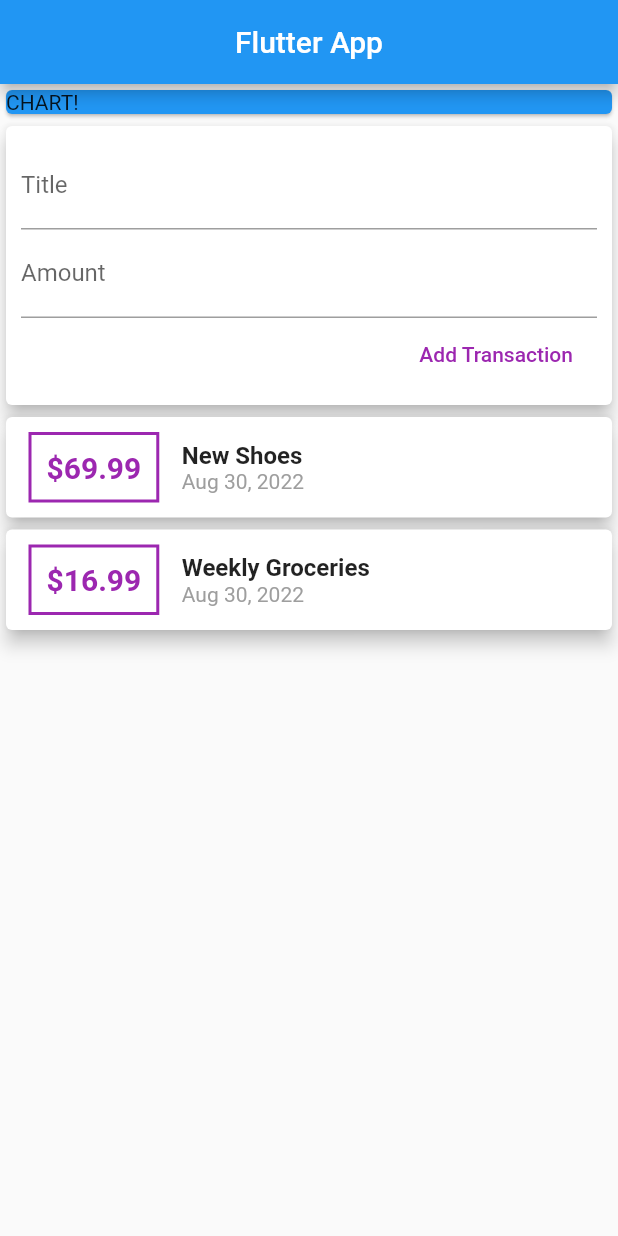
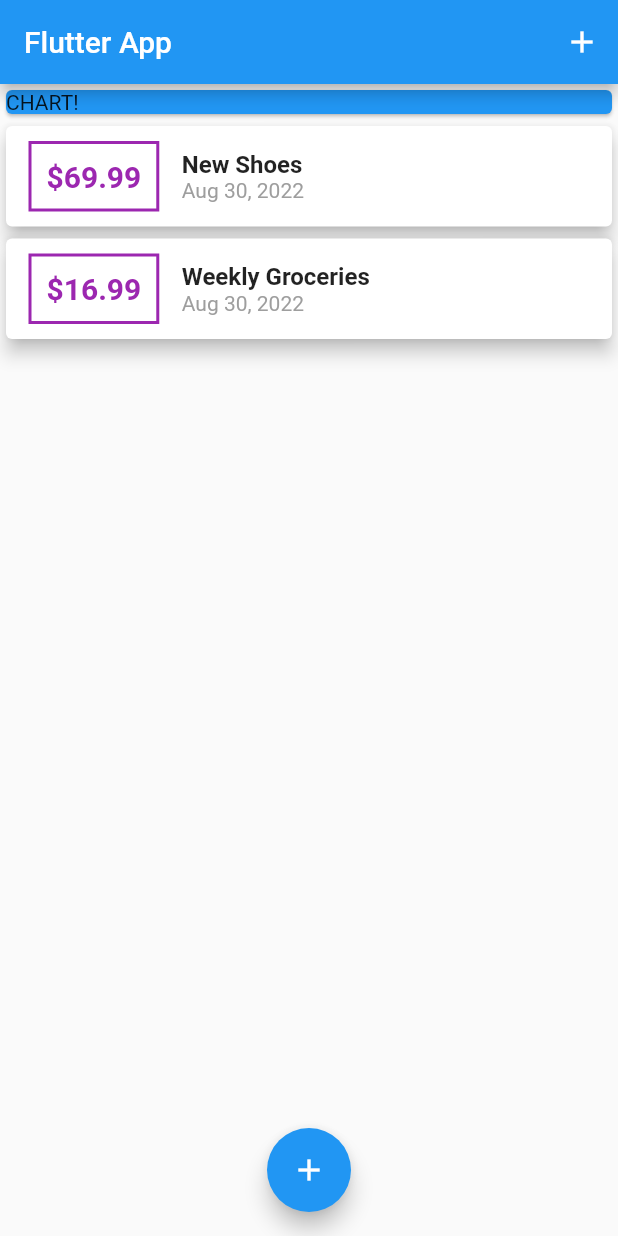
Before and after one commit to 1-MuhammadAli/Personal_Expenses_Tracker, a Flutter app: the screen it shows after launch, on a phone screen of 412 x 824 dp. Run offline on Flutter 3.47's test engine with Material 2 defaults, Android fonts, the phone set to English and light mode, and no system bars.

```diff
--- a/lib/main.dart
+++ b/lib/main.dart
@@ -1,6 +1,9 @@
 import 'package:flutter/material.dart';
 import 'package:personal_expenses_tracker/transaction.dart';
 import 'package:intl/intl.dart';
+import 'package:personal_expenses_tracker/widgets/new_transaction.dart';
+import 'package:personal_expenses_tracker/widgets/transaction_list.dart';
+//import 'package:personal_expenses_tracker/widgets/user_transaction.dart';
 
 void main() {
   runApp(MyApp());
@@ -8,24 +11,68 @@ void main() {
 
 class MyApp extends StatelessWidget {
   MyApp({Key? key}) : super(key: key);
-  final List<Transaction> transaction=[
-    Transaction(id: 't1',title: 'New Shoes',amount: 69.99,date: DateTime.now(),),
-    Transaction(id: 't2',title: 'Weekly Groceries',amount: 16.99,date: DateTime.now(),),
-  ];
+
   // String? titleInput;
-  // String? amountInput;
-  final titleContoller=TextEditingController();
-  final amountController=TextEditingController();
+
   @override
   Widget build(BuildContext context) {
     return MaterialApp(
       debugShowCheckedModeBanner: false,
-      home: SafeArea(
-        child: Scaffold(
-          appBar: AppBar(
-            title: const Center(child: Text("Flutter App")),
-          ),
-          body: Column(
+      home: MyHomePage(),
+    );
+  }
+}
+
+class MyHomePage extends StatefulWidget {
+  const MyHomePage({
+    Key? key,
+  }) : super(key: key);
+
+  @override
+  State<MyHomePage> createState() => _MyHomePageState();
+}
+
+class _MyHomePageState extends State<MyHomePage> {
+
+  final List<Transaction> _userTransaction =[
+    Transaction(id: 't1',title: 'New Shoes',amount: 69.99,date: DateTime.now(),),
+    Transaction(id: 't2',title: 'Weekly Groceries',amount: 16.99,date: DateTime.now(),),
+  ];
+  void _addNewTransaction(String txTitle, double txAmount){
+    final newTx=Transaction(title: txTitle,amount: txAmount,date: DateTime.now(),id:DateTime.now().toString());
+
+    setState(() {
+      _userTransaction.add(newTx);
+    });
+  }
+
+  void _startAddNewTransaction(BuildContext ctx){
+    showModalBottomSheet(context: ctx, builder: (_) {
+      return GestureDetector(
+        onTap: () {
+
+        },
+        child:NewTransaction(_addNewTransaction),
+        behavior: HitTestBehavior.opaque,
+      );
+    },);
+  }
+
+  @override
+  Widget build(BuildContext context) {
+    return SafeArea(
+      child: Scaffold(
+        appBar: AppBar(
+          title: Text("Flutter App"),
+          actions: [
+            IconButton(
+              onPressed: () => _startAddNewTransaction(context),
+                icon: Icon(Icons.add),
+            ),
+          ],
+        ),
+        body: SingleChildScrollView(
+          child: Column(
             //mainAxisAlignment: MainAxisAlignment.spaceAround,
             crossAxisAlignment: CrossAxisAlignment.stretch,
             children: [
@@ -36,80 +83,14 @@ class MyApp extends StatelessWidget {
                   child: Text("CHART!"),
                 ),
               ),
-              Card(
-                elevation: 5,
-                child: Container(
-                  padding: EdgeInsets.all(10),
-                  child: Column(
-                    crossAxisAlignment: CrossAxisAlignment.end,
-                    children: [
-                      TextField(
-                        decoration: InputDecoration(labelText: 'Title'),
-                        controller: titleContoller,
-                      ),
-                      TextField(
-                        decoration: InputDecoration(labelText: 'Amount'),
-                        controller: amountController,
-                      ),
-                      FlatButton(onPressed: () {
-                        print(titleContoller);
-                        print(amountController);
-                      }, child: Text("Add Transaction"),
-                      textColor: Colors.purple,
-                      ),
-                    ],
-                  ),
-                ),
-              ),
-              Column(children:
-                transaction.map((tx)
-                {
-                  return Card(
-                    elevation: 5,
-                    child: Row(
-                      children: [
-                        Container(
-                          margin:EdgeInsets.symmetric(
-                            vertical: 10,
-                            horizontal: 15,
-                          ),
-                            decoration: BoxDecoration(
-                              border: Border.all(
-                                color: Colors.purple,
-                                width: 2,
-                              ),
-                            ),
-                            padding: EdgeInsets.all(10),
-                            child: Text('\$${tx.amount}',
-                            style: TextStyle(
-                              fontWeight: FontWeight.bold,
-                              fontSize: 20,
-                              color: Colors.purple,
-                            ),
-                            )
-                        ),
-                        Column(
-                          crossAxisAlignment: CrossAxisAlignment.start,
-                          children: [
-                          Text(tx.title,style: TextStyle(
-                            fontSize: 16,
-                            fontWeight: FontWeight.bold,
-                          ),),
-                          Text(
-                            DateFormat.yMMMd().format(tx.date),
-                          style: TextStyle(
-                            color: Colors.grey,
-                          ),),
-                        ],
-                        ),
-                      ],
-                    ),
-                  );
-                }
-                ).toList(),
-              )
+             TransactionList(_userTransaction),
             ],
           ),
+        ),
+        floatingActionButtonLocation: FloatingActionButtonLocation.centerFloat,
+        floatingActionButton: FloatingActionButton(
+          child: Icon(Icons.add),
+          onPressed:() => _startAddNewTransaction(context),
         ),
       ),
     );
--- /dev/null
+++ b/lib/widgets/transaction_list.dart
@@ -0,0 +1,62 @@
+import 'package:flutter/material.dart';
+import 'package:intl/intl.dart';
+import 'package:personal_expenses_tracker/transaction.dart';
+
+class TransactionList extends StatelessWidget {
+  final List<Transaction> transaction;
+  TransactionList(this.transaction);
+
+  @override
+  Widget build(BuildContext context) {
+    return  Container(
+     // height: 479,
+      height: 300,
+      child: ListView.builder(
+        itemBuilder: (context, index) {
+          return Card(
+            elevation: 5,
+            child: Row(
+              children: [
+                Container(
+                    margin:EdgeInsets.symmetric(
+                      vertical: 10,
+                      horizontal: 15,
+                    ),
+                    decoration: BoxDecoration(
+                      border: Border.all(
+                        color: Colors.purple,
+                        width: 2,
+                      ),
+                    ),
+                    padding: EdgeInsets.all(10),
+                    child: Text('\$${transaction[index].amount}',
+                      style: TextStyle(
+                        fontWeight: FontWeight.bold,
+                        fontSize: 20,
+                        color: Colors.purple,
+                      ),
+                    )
+                ),
+                Column(
+                  crossAxisAlignment: CrossAxisAlignment.start,
+                  children: [
+                    Text(transaction[index].title,style: TextStyle(
+                      fontSize: 16,
+                      fontWeight: FontWeight.bold,
+                    ),),
+                    Text(
+                      DateFormat.yMMMd().format(transaction[index].date),
+                      style: TextStyle(
+                        color: Colors.grey,
+                      ),),
+                  ],
+                ),
+              ],
+            ),
+          );
+        },
+      itemCount: transaction.length,
+      ),
+    );
+  }
+}
```
Also changed, not shown: lib/widgets/new_transaction.dart (added, +48 -0 lines).
